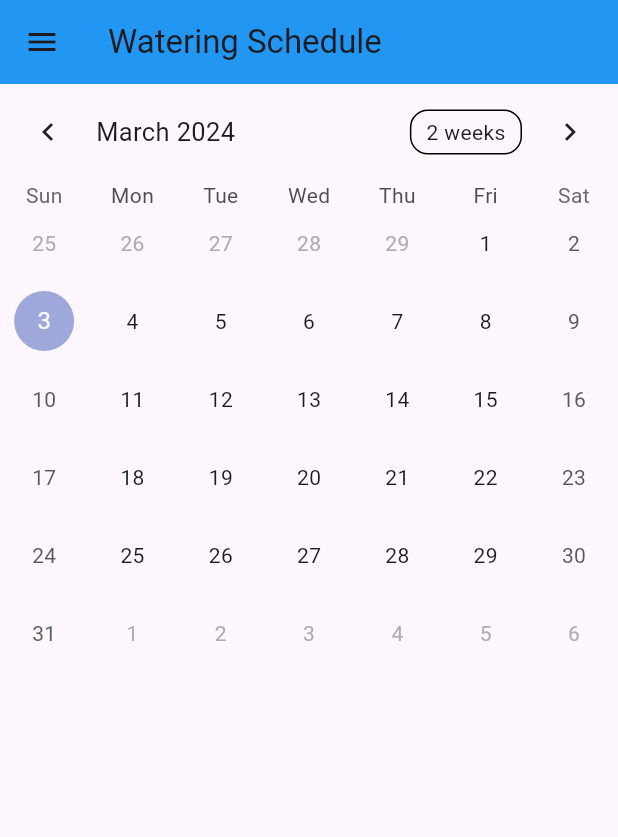
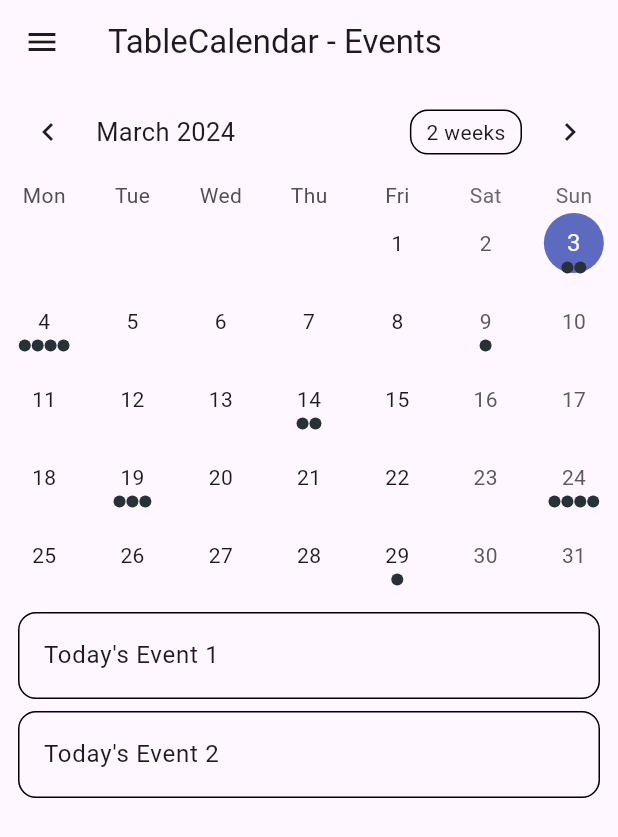
Before and after one commit to aahmed9860/Plant-Care, a Flutter app: the screen it shows after launch, in the side drawer, after a tap on "Watering Schedule", on a phone screen of 412 x 824 dp. Shown: the top 837 px of the screen. Run offline on Flutter 3.47's test engine with Material 3 defaults, Android fonts, the phone set to English and light mode, and no system bars; drawn by our look-alikes of table_calendar.

Commit message:
Adding general events to calender

```diff
--- a/lib/WateringSchedule.dart
+++ b/lib/WateringSchedule.dart
@@ -1,7 +1,8 @@
+
 import 'package:flutter/material.dart';
 import 'Navigation.dart';
 import 'package:table_calendar/table_calendar.dart';
-import 'package:vm_service/utils.dart';
+import 'utils.dart';
 class WateringSchedule extends StatefulWidget {
   const WateringSchedule({super.key});
 
@@ -10,47 +11,142 @@
 }
 
 class _WateringScheduleState extends State<WateringSchedule> {
+  late final ValueNotifier<List<Event>> _selectedEvents;
   CalendarFormat _calendarFormat = CalendarFormat.month;
+  RangeSelectionMode _rangeSelectionMode = RangeSelectionMode
+      .toggledOff; // Can be toggled on/off by longpressing a date
   DateTime _focusedDay = DateTime.now();
   DateTime? _selectedDay;
+  DateTime? _rangeStart;
+  DateTime? _rangeEnd;
+
+
+  @override
+  void initState() {
+    super.initState();
+
+    _selectedDay = _focusedDay;
+    _selectedEvents = ValueNotifier(_getEventsForDay(_selectedDay!));
+  }
+
+  @override
+  void dispose() {
+    _selectedEvents.dispose();
+    super.dispose();
+  }
+
+  List<Event> _getEventsForDay(DateTime day) {
+    // Implementation example
+    return kEvents[day] ?? [];
+  }
+
+  List<Event> _getEventsForRange(DateTime start, DateTime end) {
+    // Implementation example
+    final days = daysInRange(start, end);
+
+    return [
+      for (final d in days) ..._getEventsForDay(d),
+    ];
+  }
+
+  void _onDaySelected(DateTime selectedDay, DateTime focusedDay) {
+    if (!isSameDay(_selectedDay, selectedDay)) {
+      setState(() {
+        _selectedDay = selectedDay;
+        _focusedDay = focusedDay;
+        _rangeStart = null; // Important to clean those
+        _rangeEnd = null;
+        _rangeSelectionMode = RangeSelectionMode.toggledOff;
+      });
+
+      _selectedEvents.value = _getEventsForDay(selectedDay);
+    }
+  }
+
+  void _onRangeSelected(DateTime? start, DateTime? end, DateTime focusedDay) {
+    setState(() {
+      _selectedDay = null;
+      _focusedDay = focusedDay;
+      _rangeStart = start;
+      _rangeEnd = end;
+      _rangeSelectionMode = RangeSelectionMode.toggledOn;
+    });
+
+    // `start` or `end` could be null
+    if (start != null && end != null) {
+      _selectedEvents.value = _getEventsForRange(start, end);
+    } else if (start != null) {
+      _selectedEvents.value = _getEventsForDay(start);
+    } else if (end != null) {
+      _selectedEvents.value = _getEventsForDay(end);
+    }
+  }
 
   @override
   Widget build(BuildContext context) {
     return Scaffold(
       drawer: const Navigation(),
       appBar: AppBar(
-        title: Text('Watering Schedule'),
-        backgroundColor: Colors.blue,
+        title: Text('TableCalendar - Events'),
       ),
-      body: TableCalendar(
-        firstDay: DateTime.utc(2024, 1, 01),
-        lastDay: DateTime.utc(2024, 12, 30),
+      body: Column(
+        children: [
+          TableCalendar<Event>(
+            firstDay: DateTime.utc(2024, 01, 01),
+            lastDay: DateTime.utc(2024, 12, 31),
             focusedDay: _focusedDay,
+            selectedDayPredicate: (day) => isSameDay(_selectedDay, day),
+            rangeStartDay: _rangeStart,
+            rangeEndDay: _rangeEnd,
             calendarFormat: _calendarFormat,
-        selectedDayPredicate: (day) {
-          return isSameDay(_selectedDay, day);
-        },
-        onDaySelected: (selectedDay, focusedDay) {
-          if (!isSameDay(_selectedDay, selectedDay)) {
-            // Call `setState()` when updating the selected day
-            setState(() {
-              _selectedDay = selectedDay;
-              _focusedDay = focusedDay;
-            });
-          }
-        },
+            rangeSelectionMode: _rangeSelectionMode,
+            eventLoader: _getEventsForDay,
+            startingDayOfWeek: StartingDayOfWeek.monday,
+            calendarStyle: CalendarStyle(
+              // Use `CalendarStyle` to customize the UI
+              outsideDaysVisible: false,
+            ),
+            onDaySelected: _onDaySelected,
+            onRangeSelected: _onRangeSelected,
             onFormatChanged: (format) {
               if (_calendarFormat != format) {
-            // Call `setState()` when updating calendar format
                 setState(() {
                   _calendarFormat = format;
                 });
               }
             },
             onPageChanged: (focusedDay) {
-          // No need to call `setState()` here
               _focusedDay = focusedDay;
             },
+          ),
+          const SizedBox(height: 8.0),
+          Expanded(
+            child: ValueListenableBuilder<List<Event>>(
+              valueListenable: _selectedEvents,
+              builder: (context, value, _) {
+                return ListView.builder(
+                  itemCount: value.length,
+                  itemBuilder: (context, index) {
+                    return Container(
+                      margin: const EdgeInsets.symmetric(
+                        horizontal: 12.0,
+                        vertical: 4.0,
+                      ),
+                      decoration: BoxDecoration(
+                        border: Border.all(),
+                        borderRadius: BorderRadius.circular(12.0),
+                      ),
+                      child: ListTile(
+                        onTap: () => print('${value[index]}'),
+                        title: Text('${value[index]}'),
+                      ),
+                    );
+                  },
+                );
+              },
+            ),
+          ),
+        ],
       ),
     );
   }
--- /dev/null
+++ b/lib/utils.dart
@@ -0,0 +1,49 @@
+import 'dart:collection';
+
+import 'package:table_calendar/table_calendar.dart';
+
+/// Example event class.
+class Event {
+  final String title;
+
+  const Event(this.title);
+
+  @override
+  String toString() => title;
+}
+
+/// Example events.
+///
+/// Using a [LinkedHashMap] is highly recommended if you decide to use a map.
+final kEvents = LinkedHashMap<DateTime, List<Event>>(
+  equals: isSameDay,
+  hashCode: getHashCode,
+)..addAll(_kEventSource);
+
+final _kEventSource = Map.fromIterable(List.generate(50, (index) => index),
+    key: (item) => DateTime.utc(kFirstDay.year, kFirstDay.month, item * 5),
+    value: (item) => List.generate(
+        item % 4 + 1, (index) => Event('Event $item | ${index + 1}')))
+  ..addAll({
+    kToday: [
+      Event('Today\'s Event 1'),
+      Event('Today\'s Event 2'),
+    ],
+  });
+
+int getHashCode(DateTime key) {
+  return key.day * 1000000 + key.month * 10000 + key.year;
+}
+
+/// Returns a list of [DateTime] objects from [first] to [last], inclusive.
+List<DateTime> daysInRange(DateTime first, DateTime last) {
+  final dayCount = last.difference(first).inDays + 1;
+  return List.generate(
+    dayCount,
+    (index) => DateTime.utc(first.year, first.month, first.day + index),
+  );
+}
+
+final kToday = DateTime.now();
+final kFirstDay = DateTime(kToday.year, kToday.month - 3, kToday.day);
+final kLastDay = DateTime(kToday.year, kToday.month + 3, kToday.day);
--- a/pubspec.yaml
+++ b/pubspec.yaml
@@ -17,9 +17,12 @@
 
   table_calendar: ^3.1.0
 
+  basic_utils: ^5.7.0
+
 dev_dependencies:
   flutter_test:
     sdk: flutter
+
 
   flutter_lints: ^3.0.0
 
```
Also changed, not shown: pubspec.lock. Lines whose indentation alone changed are shown as unchanged.
